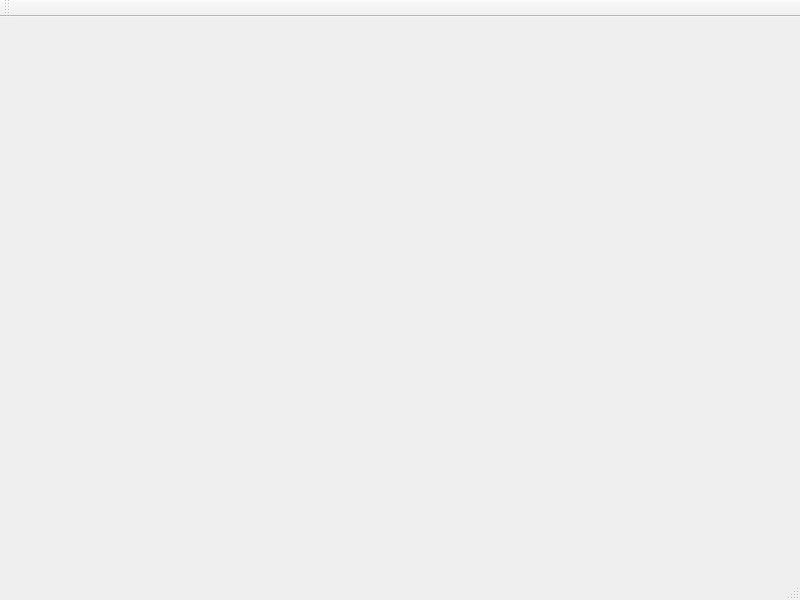
Above: mainwindow.ui from Abadacor/prodev before the change. Below: the same form after it.
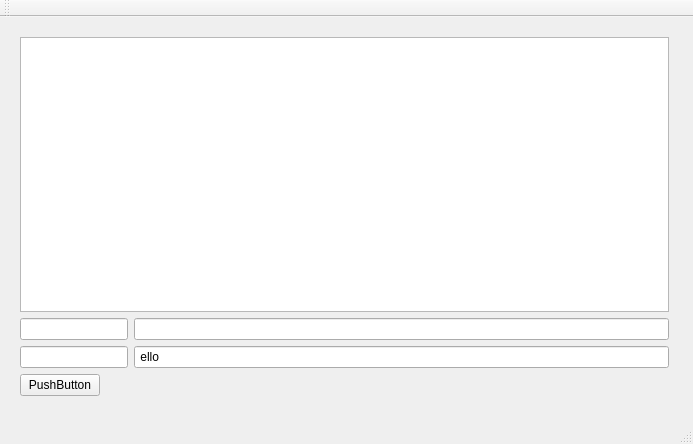
That is the form after the change.

What changed in the file:
```diff
--- a/mainwindow.ui
+++ b/mainwindow.ui
@@ -6,14 +6,57 @@
    <rect>
     <x>0</x>
     <y>0</y>
-    <width>800</width>
-    <height>600</height>
+    <width>693</width>
+    <height>444</height>
    </rect>
   </property>
   <property name="windowTitle">
    <string>MainWindow</string>
   </property>
-  <widget class="QWidget" name="centralWidget"/>
+  <widget class="QWidget" name="centralWidget">
+   <widget class="QWidget" name="verticalLayoutWidget">
+    <property name="geometry">
+     <rect>
+      <x>9</x>
+      <y>9</y>
+      <width>671</width>
+      <height>381</height>
+     </rect>
+    </property>
+    <layout class="QVBoxLayout" name="verticalLayout_2">
+     <item>
+      <widget class="QListView" name="listView"/>
+     </item>
+     <item>
+      <layout class="QFormLayout" name="formLayout_2">
+       <item row="0" column="0">
+        <widget class="QLineEdit" name="lineEdit"/>
+       </item>
+       <item row="0" column="1">
+        <widget class="QLineEdit" name="lineEdit_2"/>
+       </item>
+       <item row="1" column="0">
+        <widget class="QLineEdit" name="lineEdit_3"/>
+       </item>
+       <item row="1" column="1">
+        <widget class="QLineEdit" name="lineEdit_4">
+         <property name="inputMask">
+          <string>hello</string>
+         </property>
+        </widget>
+       </item>
+       <item row="2" column="0">
+        <widget class="QPushButton" name="pushButton">
+         <property name="text">
+          <string>PushButton</string>
+         </property>
+        </widget>
+       </item>
+      </layout>
+     </item>
+    </layout>
+   </widget>
+  </widget>
   <widget class="QToolBar" name="mainToolBar">
    <attribute name="toolBarArea">
     <enum>TopToolBarArea</enum>
```
